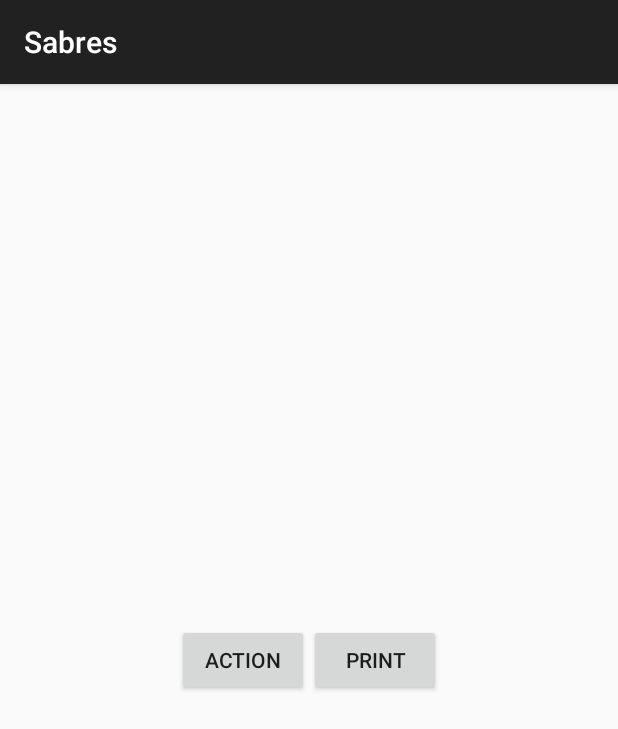
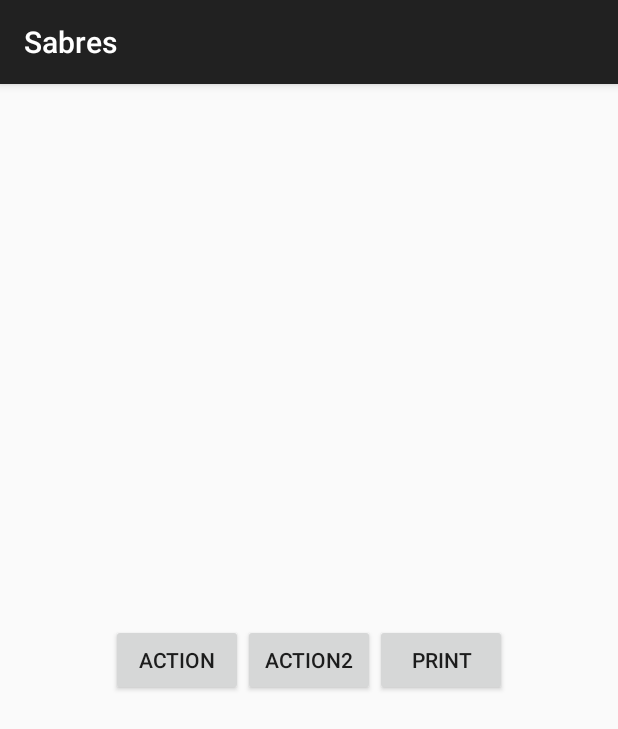
Before and after one commit to tamir7/Sabres, an Android app: the screen it shows after launch (SabresActivity), on a phone screen of 412 x 824 dp. Shown: the top 729 px of the screen. Run offline under Robolectric (Android 15) with nearby library versions, the phone set to English and light mode, and no system bars; our stand-ins replace ButterKnife; libraries missing offline, so code that uses them is left out: com.jakewharton.fliptables.

```diff
--- a/sabres-sample/src/main/java/com/example/sabres/core/SabresFragment.java
+++ b/sabres-sample/src/main/java/com/example/sabres/core/SabresFragment.java
@@ -9,7 +9,6 @@ import android.view.ViewGroup;
 
 import com.example.sabres.R;
 import com.example.sabres.model.Movie;
-import com.sabres.Sabres;
 import com.sabres.SabresQuery;
 
 import bolts.Continuation;
@@ -47,6 +46,35 @@ public class SabresFragment extends Fragment {
         });
     }
 
+    @OnClick(R.id.button_action2)
+    public void onClickAction2Button() {
+        SabresQuery<Movie> q = SabresQuery.getQuery(Movie.class);
+        q.getInBackground(1).continueWithTask(new Continuation<Movie, Task<Void>>() {
+            @Override
+            public Task<Void> then(Task<Movie> task) throws Exception {
+                Log.e("lol", "starting then");
+                if (task.isFaulted()) {
+                    Log.e("lol", "Faulted");
+                    throw task.getError();
+                } else {
+                    Log.e("lol", "not faulted");
+                    Movie movie = task.getResult();
+                    movie.setImdbRating(8.9);
+                    Log.e(getClass().getSimpleName(), String.format("Local Movie\n%s", movie.toString()));
+                    return  movie.saveInBackground();
+                }
+            }
+        }).continueWith(new Continuation<Void, Void>() {
+            @Override
+            public Void then(Task<Void> task) throws Exception {
+                if (task.isFaulted()) {
+                    Log.e(getClass().getSimpleName(), "saveInBackground failed", task.getError());
+                }
+                return null;
+            }
+        });
+    }
+
     @OnClick(R.id.button_print)
     public void onClickPrintButton() {
         SabresQuery<Movie> q = SabresQuery.getQuery(Movie.class);
@@ -59,12 +87,10 @@ public class SabresFragment extends Fragment {
                 } else {
                     Log.e(getClass().getSimpleName(), String.format("%s\n%s",
                             Movie.class.getSimpleName(), task.getResult()));
+                }
+
+                return null;
             }
-
-            return null;
-        }
-    }, Task.UI_THREAD_EXECUTOR);
-
-        Sabres.printTables();
+        }, Task.UI_THREAD_EXECUTOR);
     }
 }
--- a/sabres-sample/src/main/res/layout/fragment_sabres.xml
+++ b/sabres-sample/src/main/res/layout/fragment_sabres.xml
@@ -17,6 +17,13 @@
         android:layout_height="wrap_content"/>
 
     <Button
+        android:id="@+id/button_action2"
+        android:text="@string/button_action2"
+        android:layout_gravity="center"
+        android:layout_width="wrap_content"
+        android:layout_height="wrap_content"/>
+
+    <Button
         android:id="@+id/button_print"
         android:text="@string/button_print"
         android:layout_gravity="center"
--- a/sabres-sample/src/main/res/values/strings.xml
+++ b/sabres-sample/src/main/res/values/strings.xml
@@ -1,5 +1,6 @@
 <resources>
     <string name="app_name">Sabres</string>
     <string name="button_action">Action</string>
+    <string name="button_action2">Action2</string>
     <string name="button_print">Print</string>
 </resources>
--- a/sabres/src/main/java/com/sabres/Schema.java
+++ b/sabres/src/main/java/com/sabres/Schema.java
@@ -44,6 +44,10 @@ final class Schema {
         return types.isEmpty();
     }
 
+    int size() {
+        return types.size();
+    }
+
     // TODO: that's a stupid name for the function. It does not infer that a new object is created.
     Schema update(Schema schema) throws SabresException {
         Schema newSchema = new Schema();
```
Also changed, not shown: sabres-sample/src/main/java/com/example/sabres/model/Movie.java (+9 -0 lines), sabres/src/main/java/com/sabres/AlterTableCommand.java (+6 -27 lines), sabres/src/main/java/com/sabres/SabresObject.java (+14 -10 lines).
